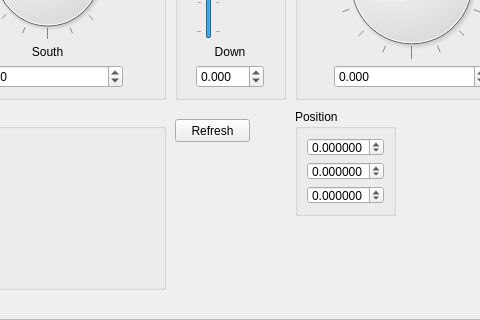
Before: the Qt Designer form src/qt-frontend/CosyGui/navigationwindow.ui in phresnel/picogen, drawn with Qt 5; both pictures show x 95 to 575 and y 248 to 568 of the 741 by 568 pixel window.
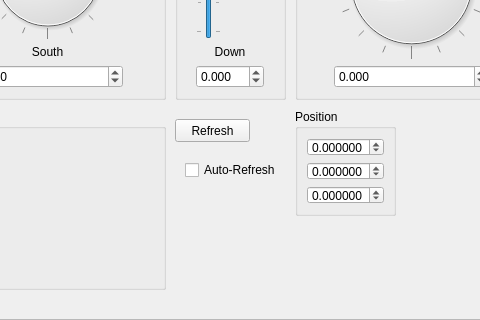
After: the same form once the commit is applied. Custom widgets are drawn as their Qt base class.

Commit message: try out an auto-refresh-preview in NavigationWindow (is funny :))

What changed in the file:
```diff
--- a/src/qt-frontend/CosyGui/navigationwindow.ui
+++ b/src/qt-frontend/CosyGui/navigationwindow.ui
@@ -459,6 +459,19 @@
            </item>
           </layout>
          </widget>
+         <widget class="QCheckBox" name="autoRefreshCheckBox">
+          <property name="geometry">
+           <rect>
+            <x>270</x>
+            <y>310</y>
+            <width>111</width>
+            <height>22</height>
+           </rect>
+          </property>
+          <property name="text">
+           <string>Auto-Refresh</string>
+          </property>
+         </widget>
         </widget>
         <widget class="QWidget" name="page_2"/>
        </widget>
```
The commit also changes 2 other files.
